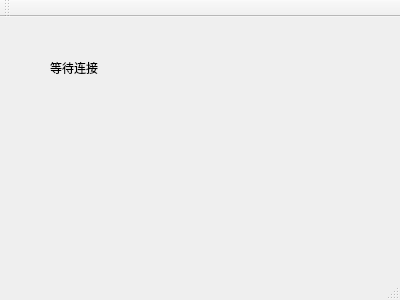
Before: the Qt Designer form tcpserver/mainwindow.ui in AwakeMusicGraduation/AwakeMusic, drawn with Qt 5.
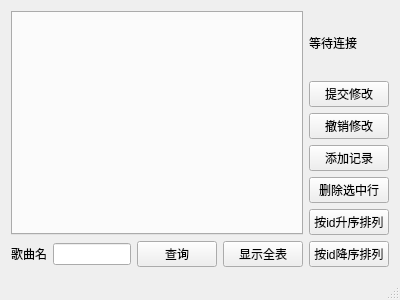
After: the same form once the commit is applied.

Patch:
```diff
--- a/tcpserver/mainwindow.ui
+++ b/tcpserver/mainwindow.ui
@@ -14,37 +14,84 @@
    <string>MainWindow</string>
   </property>
   <widget class="QWidget" name="centralWidget">
-   <widget class="QLabel" name="label">
-    <property name="geometry">
-     <rect>
-      <x>50</x>
-      <y>30</y>
-      <width>281</width>
-      <height>41</height>
-     </rect>
-    </property>
-    <property name="text">
-     <string>等待连接</string>
-    </property>
-   </widget>
-  </widget>
-  <widget class="QMenuBar" name="menuBar">
-   <property name="geometry">
-    <rect>
-     <x>0</x>
-     <y>0</y>
-     <width>400</width>
-     <height>30</height>
-    </rect>
-   </property>
-  </widget>
-  <widget class="QToolBar" name="mainToolBar">
-   <attribute name="toolBarArea">
-    <enum>TopToolBarArea</enum>
-   </attribute>
-   <attribute name="toolBarBreak">
-    <bool>false</bool>
-   </attribute>
+   <layout class="QGridLayout" name="gridLayout">
+    <item row="0" column="0" rowspan="6" colspan="4">
+     <widget class="QTabWidget" name="tabWidget"/>
+    </item>
+    <item row="0" column="4">
+     <widget class="QLabel" name="label">
+      <property name="text">
+       <string>等待连接</string>
+      </property>
+     </widget>
+    </item>
+    <item row="1" column="4">
+     <widget class="QPushButton" name="pushButton">
+      <property name="text">
+       <string>提交修改</string>
+      </property>
+     </widget>
+    </item>
+    <item row="2" column="4">
+     <widget class="QPushButton" name="pushButton_2">
+      <property name="text">
+       <string>撤销修改</string>
+      </property>
+     </widget>
+    </item>
+    <item row="3" column="4">
+     <widget class="QPushButton" name="pushButton_3">
+      <property name="text">
+       <string>添加记录</string>
+      </property>
+     </widget>
+    </item>
+    <item row="4" column="4">
+     <widget class="QPushButton" name="pushButton_4">
+      <property name="text">
+       <string>删除选中行</string>
+      </property>
+     </widget>
+    </item>
+    <item row="5" column="4">
+     <widget class="QPushButton" name="pushButton_5">
+      <property name="text">
+       <string>按id升序排列</string>
+      </property>
+     </widget>
+    </item>
+    <item row="6" column="0">
+     <widget class="QLabel" name="label_2">
+      <property name="text">
+       <string>歌曲名</string>
+      </property>
+     </widget>
+    </item>
+    <item row="6" column="1">
+     <widget class="QLineEdit" name="lineEdit"/>
+    </item>
+    <item row="6" column="2">
+     <widget class="QPushButton" name="pushButton_7">
+      <property name="text">
+       <string>查询</string>
+      </property>
+     </widget>
+    </item>
+    <item row="6" column="3">
+     <widget class="QPushButton" name="pushButton_8">
+      <property name="text">
+       <string>显示全表</string>
+      </property>
+     </widget>
+    </item>
+    <item row="6" column="4">
+     <widget class="QPushButton" name="pushButton_6">
+      <property name="text">
+       <string>按id降序排列</string>
+      </property>
+     </widget>
+    </item>
+   </layout>
   </widget>
   <widget class="QStatusBar" name="statusBar"/>
  </widget>
```
